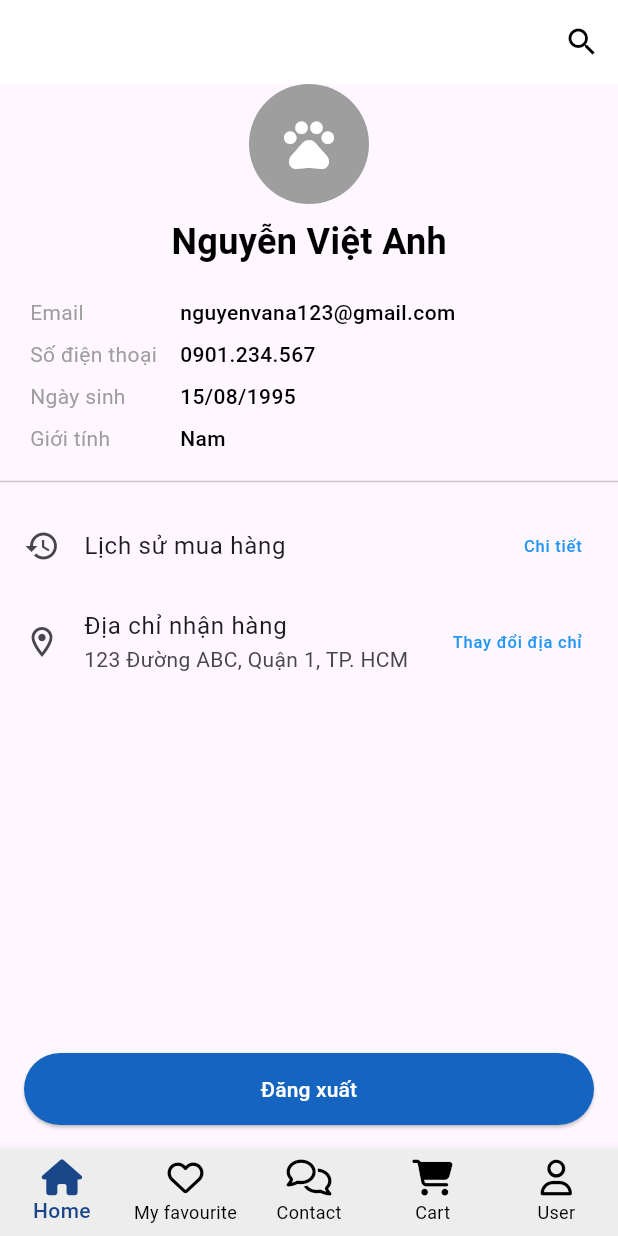
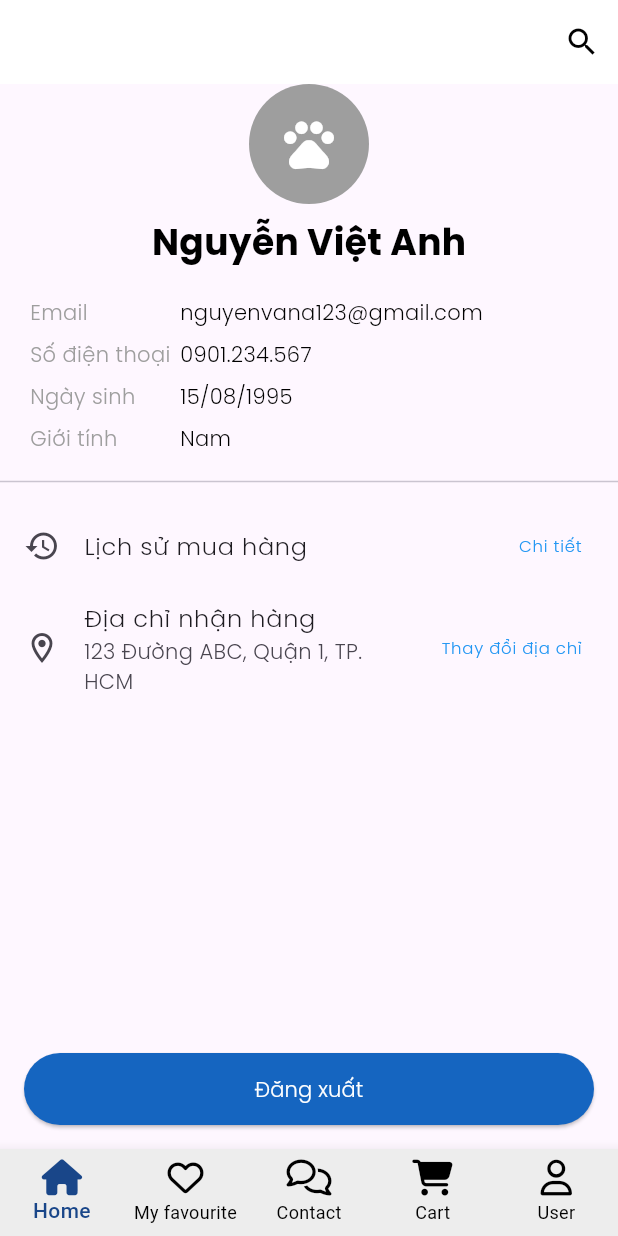
Before and after one commit to adohong4/Mobile-Ecommerce, a Flutter app: the ProfilePage screen opened directly, on a phone screen of 412 x 824 dp. Run offline on Flutter 3.47's test engine with Material 3 defaults, Android fonts, the phone set to English and light mode, and no system bars; our stand-ins replace font_awesome_flutter.

Commit message:
Fix font trang Profile

```diff
--- a/mobile_app/lib/pages/ProfilePage.dart
+++ b/mobile_app/lib/pages/ProfilePage.dart
@@ -54,7 +54,7 @@ class ProfilePage extends StatelessWidget {
           ),
           const SizedBox(height: 8),
           Text(FakeUserData.name,
-              style: const TextStyle(fontSize: 24, fontWeight: FontWeight.bold)),
+              style: const TextStyle(fontSize: 24, fontWeight: FontWeight.bold, fontFamily: 'Poppins')),
           const SizedBox(height: 16),
           Padding(
             padding: const EdgeInsets.symmetric(horizontal: 20),
@@ -70,17 +70,17 @@ class ProfilePage extends StatelessWidget {
           const Divider(height: 30),
           ListTile(
             leading: const Icon(Icons.history),
-            title: const Text("Lịch sử mua hàng"),
+            title: const Text("Lịch sử mua hàng", style: TextStyle(fontFamily: 'Poppins')),
             trailing:
-            const Text("Chi tiết", style: TextStyle(color: Colors.blue)),
+            const Text("Chi tiết", style: TextStyle(color: Colors.blue, fontFamily: 'Poppins')),
             onTap: () {},
           ),
           ListTile(
             leading: const Icon(Icons.location_on_outlined),
-            title: const Text("Địa chỉ nhận hàng"),
-            subtitle: Text(FakeUserData.address),
+            title: const Text("Địa chỉ nhận hàng", style: TextStyle(fontFamily: 'Poppins')),
+            subtitle: Text(FakeUserData.address, style: TextStyle(fontFamily: 'Poppins')),
             trailing: const Text("Thay đổi địa chỉ",
-                style: TextStyle(color: Colors.blue)),
+                style: TextStyle(color: Colors.blue, fontFamily: 'Poppins')),
             onTap: () {
               Navigator.push(
                 context,
@@ -106,7 +106,7 @@ class ProfilePage extends StatelessWidget {
                     MaterialPageRoute(builder: (context) => LoginPage()),
                   );
                 },
-                child: const Text("Đăng xuất", style: TextStyle(color: Colors.white)),
+                child: const Text("Đăng xuất", style: TextStyle(color: Colors.white, fontFamily: 'Poppins')),
               ),
             ),
           )
@@ -130,13 +130,27 @@ class UserInfoRow extends StatelessWidget {
       child: Row(
         children: [
           SizedBox(
-              width: 100,
-              child: Text(label, style: const TextStyle(color: Colors.grey))),
+            width: 100,
+            child: Text(
+              label,
+              style: const TextStyle(
+                color: Colors.grey,
+                fontFamily: 'Poppins',
+              ),
+            ),
+          ),
           Expanded(
-              child:
-              Text(value, style: const TextStyle(fontWeight: FontWeight.w500))),
+            child: Text(
+              value,
+              style: const TextStyle(
+                fontWeight: FontWeight.w500,
+                fontFamily: 'Poppins',
+              ),
+            ),
+          ),
         ],
       ),
     );
   }
+
 }
```
